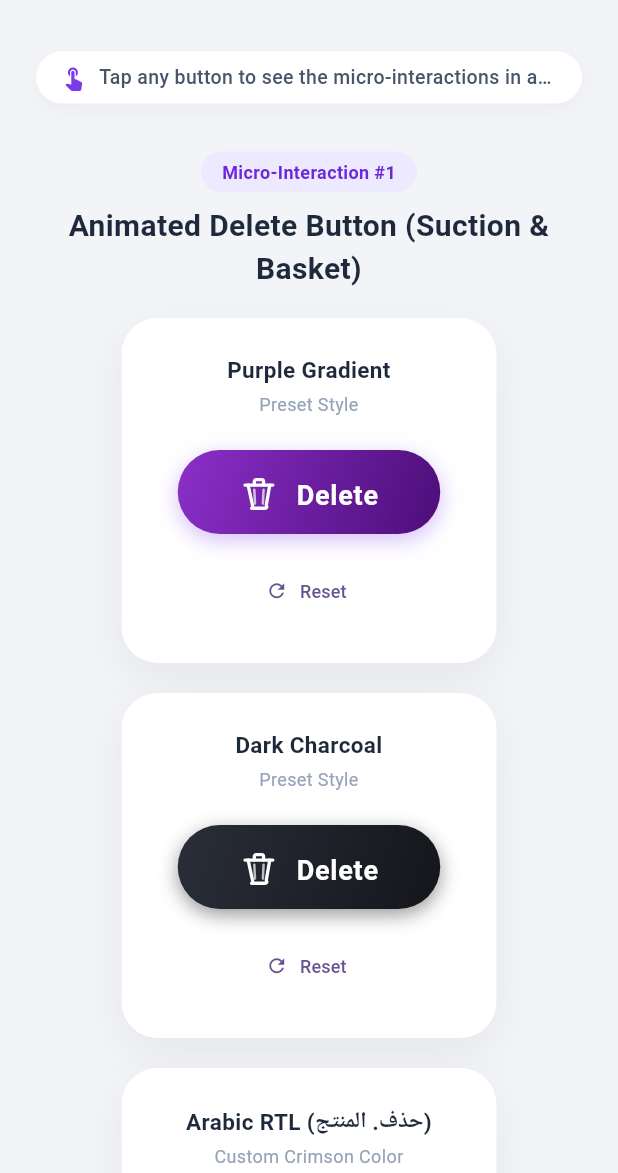
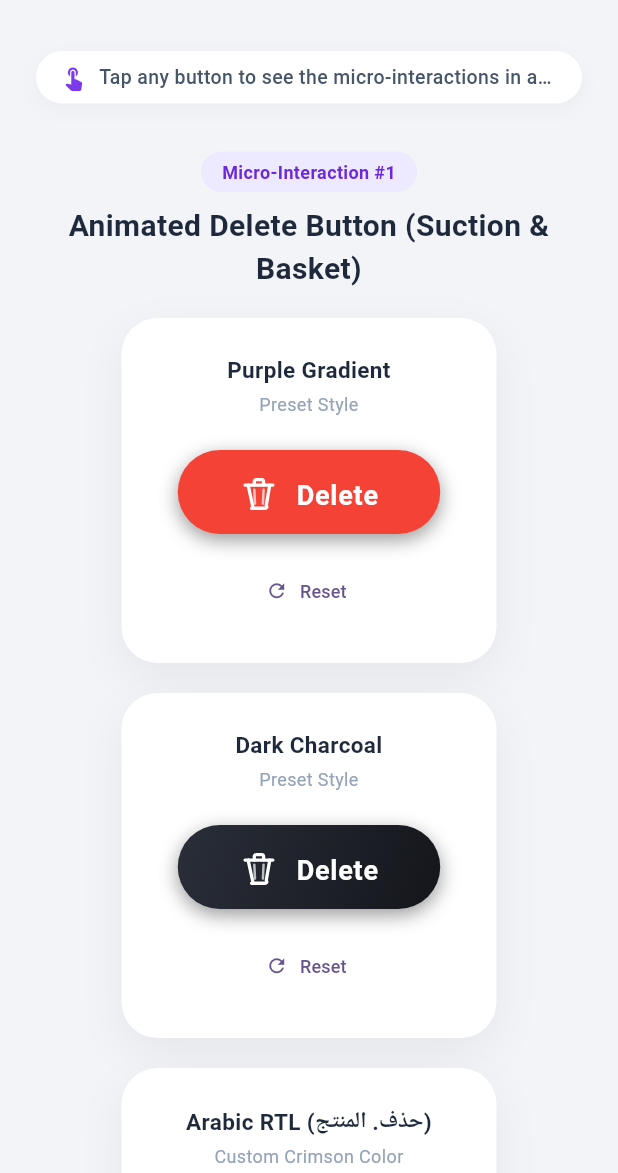
Before and after one commit to abdelhaliem/bottomation_pack, a Flutter app: the screen it shows after launch, on a phone screen of 412 x 824 dp, the part 63-1236 px from its top. Run offline on Flutter 3.47's test engine with Material 3 defaults, Android fonts, the phone set to English and light mode, and no system bars.

Commit message:
Fix: correctly prioritize solid backgroundColor over preset gradient and prevent conflict in BoxDecoration

```diff
--- a/example/lib/main.dart
+++ b/example/lib/main.dart
@@ -156,12 +156,14 @@ class _BottomationShowcasePageState extends State<BottomationShowcasePage> {
                       subtitle: 'Preset Style',
                       child: Bottomation.delete(
                         controller: _purpleDeleteController,
-                        style: DeleteButtonStyle.purple(),
+                        backgroundColor: Colors.red,
+                        textColor: Colors.white,
+                        iconColor: Colors.white,
                         onTap: () async {
-                          _showFeedback('Deleting item (Purple)...');
+                          _showFeedback('Deleting item (Red)...');
                         },
                         onSuccess: () {
-                          _showFeedback('Purple: Item deleted successfully! ✔');
+                          _showFeedback('Red: Item deleted successfully! ✔');
                         },
                       ),
                       onReset: () => _purpleDeleteController.reset(),
@@ -227,8 +229,12 @@ class _BottomationShowcasePageState extends State<BottomationShowcasePage> {
                       child: Bottomation.logout(
                         controller: _crimsonLogoutController,
                         text: 'Logout',
-                        doorColor: Colors.black,
+                        doorColor: Colors.white,
                         style: LogoutButtonStyle.crimson(),
+                        backgroundColor: Colors.black,
+                        backgroundGradient: LinearGradient(
+                          colors: [Colors.red, Colors.red],
+                        ),
                         onTap: () async {
                           _showFeedback('Logging out of account...');
                         },
--- a/lib/src/animations/delete/animated_delete_button.dart
+++ b/lib/src/animations/delete/animated_delete_button.dart
@@ -217,9 +217,13 @@ class _AnimatedDeleteButtonState extends State<AnimatedDeleteButton>
 
   DeleteButtonStyle _resolveEffectiveStyle() {
     final base = widget.style ?? DeleteButtonStyle.dark();
+    final bool shouldClearGradient =
+        widget.backgroundColor != null && widget.backgroundGradient == null;
+
     return base.copyWith(
       backgroundColor: widget.backgroundColor,
       backgroundGradient: widget.backgroundGradient,
+      clearGradient: shouldClearGradient,
       iconColor: widget.iconColor,
       textStyle: widget.textColor != null
           ? base.textStyle.copyWith(color: widget.textColor)
@@ -497,7 +501,9 @@ class _AnimatedDeleteButtonState extends State<AnimatedDeleteButton>
                 borderRadius: BorderRadius.circular(
                   _style.borderRadius ?? (buttonHeight / 2),
                 ),
-                color: currentColor,
+                color: isSuccess
+                    ? currentColor
+                    : (_style.backgroundGradient == null ? currentColor : null),
                 gradient: isSuccess ? null : _style.backgroundGradient,
                 boxShadow: [
                   BoxShadow(
--- a/lib/src/animations/delete/delete_button_style.dart
+++ b/lib/src/animations/delete/delete_button_style.dart
@@ -123,9 +123,15 @@ class DeleteButtonStyle {
   }
 
   /// Creates a copy of this style with the given fields replaced.
+  ///
+  /// If [backgroundColor] is specified without a [backgroundGradient], any
+  /// existing [backgroundGradient] will be cleared by default so the solid
+  /// [backgroundColor] takes full effect. You can also pass [clearGradient]
+  /// explicitly.
   DeleteButtonStyle copyWith({
     Color? backgroundColor,
     Gradient? backgroundGradient,
+    bool? clearGradient,
     Color? iconColor,
     TextStyle? textStyle,
     Color? progressColor,
@@ -138,9 +144,14 @@ class DeleteButtonStyle {
     double? width,
     double? borderRadius,
   }) {
+    final bool shouldClearGradient = clearGradient ??
+        (backgroundColor != null && backgroundGradient == null);
+
     return DeleteButtonStyle(
       backgroundColor: backgroundColor ?? this.backgroundColor,
-      backgroundGradient: backgroundGradient ?? this.backgroundGradient,
+      backgroundGradient: shouldClearGradient
+          ? null
+          : (backgroundGradient ?? this.backgroundGradient),
       iconColor: iconColor ?? this.iconColor,
       textStyle: textStyle ?? this.textStyle,
       progressColor: progressColor ?? this.progressColor,
--- a/lib/src/animations/logout/logout_button_style.dart
+++ b/lib/src/animations/logout/logout_button_style.dart
@@ -160,9 +160,15 @@ class LogoutButtonStyle {
   }
 
   /// Creates a copy of this style with the given fields replaced.
+  ///
+  /// If [backgroundColor] is specified without a [backgroundGradient], any
+  /// existing [backgroundGradient] will be cleared by default so the solid
+  /// [backgroundColor] takes full effect. You can also pass [clearGradient]
+  /// explicitly.
   LogoutButtonStyle copyWith({
     Color? backgroundColor,
     Gradient? backgroundGradient,
+    bool? clearGradient,
     Color? doorColor,
     Color? doorGlowColor,
     TextStyle? textStyle,
@@ -176,9 +182,14 @@ class LogoutButtonStyle {
     double? width,
     double? borderRadius,
   }) {
+    final bool shouldClearGradient = clearGradient ??
+        (backgroundColor != null && backgroundGradient == null);
+
     return LogoutButtonStyle(
       backgroundColor: backgroundColor ?? this.backgroundColor,
-      backgroundGradient: backgroundGradient ?? this.backgroundGradient,
+      backgroundGradient: shouldClearGradient
+          ? null
+          : (backgroundGradient ?? this.backgroundGradient),
       doorColor: doorColor ?? this.doorColor,
       doorGlowColor: doorGlowColor ?? this.doorGlowColor,
       textStyle: textStyle ?? this.textStyle,
```
Also changed, not shown: lib/src/animations/logout/animated_logout_button.dart (+7 -1 lines), bottomation_ex/delete.gif (added), bottomation_ex/logout.gif (added), 2 other files.
